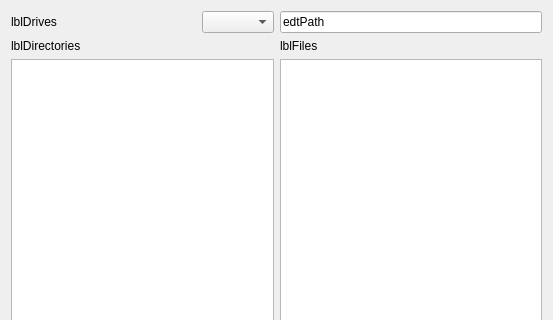
Qt form Src/Visual Studio/Qt6/FileDlgClass.ui (adeccscholar/adecc_FileDlg) before a commit; both pictures show x 0 to 553 and y 0 to 320 of the 553 by 463 pixel window.
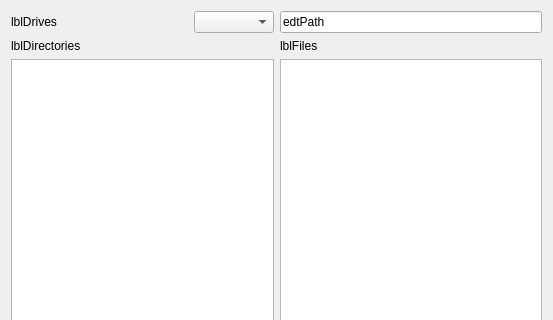
The same form after that commit.

The edit to the form file:
```diff
--- a/Src/Visual Studio/Qt6/FileDlgClass.ui
+++ b/Src/Visual Studio/Qt6/FileDlgClass.ui
@@ -64,7 +64,14 @@
       </spacer>
      </item>
      <item>
-      <widget class="QComboBox" name="cbxDrives"/>
+      <widget class="QComboBox" name="cbxDrives">
+       <property name="minimumSize">
+        <size>
+         <width>80</width>
+         <height>0</height>
+        </size>
+       </property>
+      </widget>
      </item>
     </layout>
    </item>
```
Left out of the diff: 12 changed lines with no effect on the pictures.
